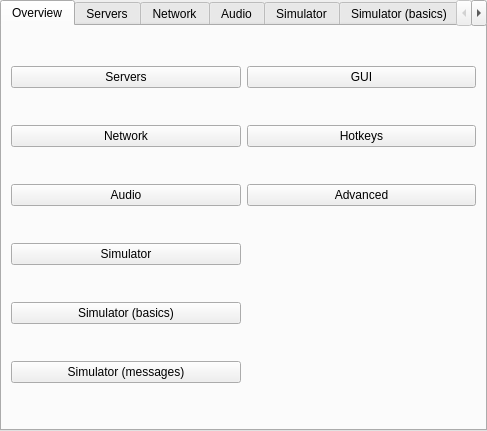
swift-project/pilotclient, file src/blackgui/components/settingscomponent.ui: the form before one commit.
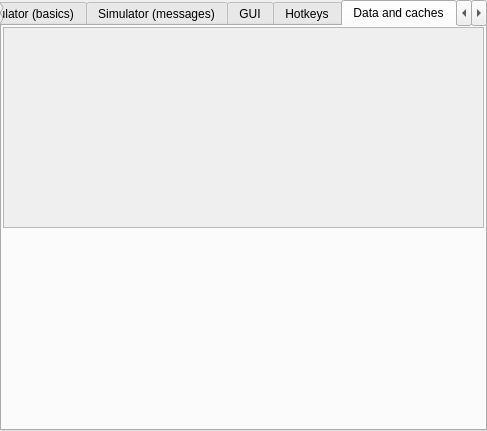
The form after the commit. The open tabs and pages were chosen to show the change. Custom widgets are drawn as their Qt base class.

Commit message: refs #787, support for shared files in load component Display component in swift pilot client (under settings)

Diff of the .ui file:
```diff
--- a/src/blackgui/components/settingscomponent.ui
+++ b/src/blackgui/components/settingscomponent.ui
@@ -83,7 +83,7 @@
       </property>
      </widget>
     </item>
-    <item row="2" column="1">
+    <item row="3" column="1">
      <widget class="QPushButton" name="pb_Advanced">
       <property name="text">
        <string>Advanced</string>
@@ -430,14 +430,80 @@
         <verstretch>0</verstretch>
        </sizepolicy>
       </property>
-      <property name="frameShape">
-       <enum>QFrame::StyledPanel</enum>
+     </widget>
+    </item>
+   </layout>
+  </widget>
+  <widget class="QWidget" name="tb_DataLoad">
+   <attribute name="title">
+    <string>Data and caches</string>
+   </attribute>
+   <layout class="QVBoxLayout" name="vl_DataLoad">
+    <property name="spacing">
+     <number>2</number>
+    </property>
+    <property name="leftMargin">
+     <number>1</number>
+    </property>
+    <property name="topMargin">
+     <number>1</number>
+    </property>
+    <property name="rightMargin">
+     <number>1</number>
+    </property>
+    <property name="bottomMargin">
+     <number>1</number>
+    </property>
+    <item>
+     <widget class="QScrollArea" name="sa_DataLoad">
+      <property name="widgetResizable">
+       <bool>true</bool>
       </property>
-      <property name="frameShadow">
-       <enum>QFrame::Raised</enum>
-      </property>
+      <widget class="QWidget" name="wi_DataLoadOverview">
+       <property name="geometry">
+        <rect>
+         <x>0</x>
+         <y>0</y>
+         <width>479</width>
+         <height>198</height>
+        </rect>
+       </property>
+       <layout class="QVBoxLayout" name="vl_DataLoadOverview">
+        <property name="spacing">
+         <number>2</number>
+        </property>
+        <property name="leftMargin">
+         <number>1</number>
+        </property>
+        <property name="topMargin">
+         <number>1</number>
+        </property>
+        <property name="rightMargin">
+         <number>1</number>
+        </property>
+        <property name="bottomMargin">
+         <number>1</number>
+        </property>
+        <item>
+         <widget class="BlackGui::Components::CDbLoadOverviewComponent" name="comp_DataLoadOverview"/>
+        </item>
+       </layout>
+      </widget>
      </widget>
     </item>
+    <item>
+     <spacer name="vs_DataLoad">
+      <property name="orientation">
+       <enum>Qt::Vertical</enum>
+      </property>
+      <property name="sizeHint" stdset="0">
+       <size>
+        <width>20</width>
+        <height>40</height>
+       </size>
+      </property>
+     </spacer>
+    </item>
    </layout>
   </widget>
   <widget class="QWidget" name="tb_SettingsAdvanced">
@@ -459,6 +525,12 @@
   </widget>
  </widget>
  <customwidgets>
+  <customwidget>
+   <class>BlackGui::Components::CDbLoadOverviewComponent</class>
+   <extends>QFrame</extends>
+   <header>blackgui/components/dbloadoverviewcomponent.h</header>
+   <container>1</container>
+  </customwidget>
   <customwidget>
    <class>BlackGui::Components::CSettingsSimulatorBasicsComponent</class>
    <extends>QFrame</extends>
```
Left out of the diff: 26 changed lines with no effect on the pictures. The commit also changes 4 other files.
